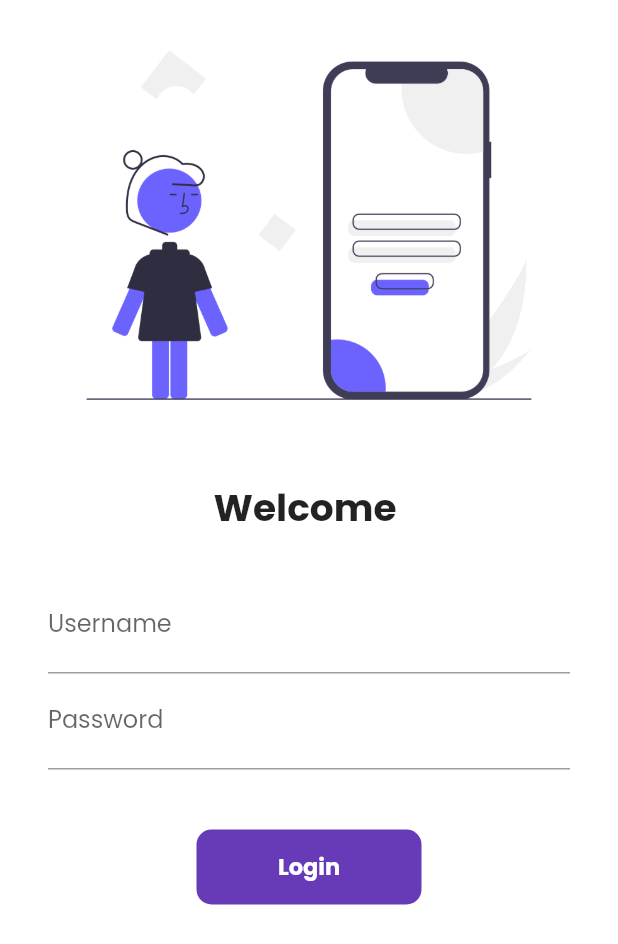
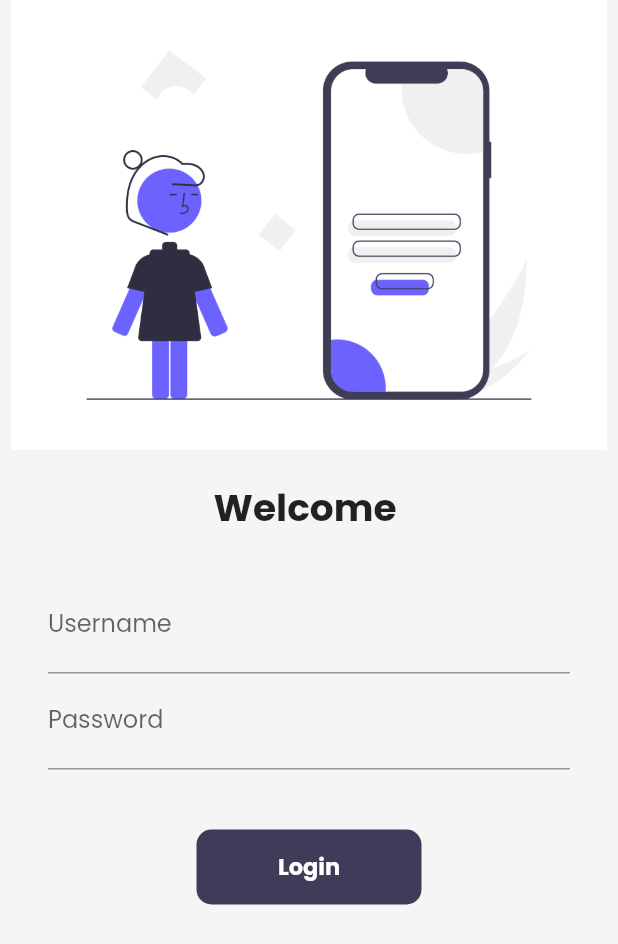
Before and after one commit to TusharPagote/flutter_catalog, a Flutter app: the LoginPage screen opened by its route, on a phone screen of 412 x 824 dp. Shown: the top 944 px of the screen. Run offline on Flutter 3.47's test engine with Material 2 defaults, Android fonts, the phone set to English and light mode, and no system bars; our stand-ins replace google_fonts, velocity_x; network calls fail.

Commit message:
day 20 completed (dark theme implemented)

```diff
--- a/lib/pages/login_page.dart
+++ b/lib/pages/login_page.dart
@@ -1,5 +1,6 @@
 import 'package:flutter/material.dart';
 import 'package:flutter_catalog/utills/routes.dart';
+import 'package:velocity_x/velocity_x.dart';
 
 class LoginPage extends StatefulWidget {
   const LoginPage({super.key});
@@ -30,7 +31,7 @@ class _LoginPageState extends State<LoginPage> {
   @override
   Widget build(BuildContext context) {
     return Scaffold(
-        backgroundColor: Colors.white,
+        backgroundColor: context.canvasColor,
         body: SingleChildScrollView(
           reverse: true,
           child: Form(
@@ -98,7 +99,7 @@ class _LoginPageState extends State<LoginPage> {
                       //   style: TextButton.styleFrom(maximumSize: Size(150, 50)),
                       // ),
                       Material(
-                        color: Colors.deepPurple,
+                        color: context.theme.buttonColor,
                         borderRadius:
                             BorderRadius.circular(changeButton ? 50 : 10),
                         child: InkWell(
--- a/lib/widgets/home_widgets/catalog_header.dart
+++ b/lib/widgets/home_widgets/catalog_header.dart
@@ -11,8 +11,8 @@ class CatalogHeader extends StatelessWidget {
     return Column(
       crossAxisAlignment: CrossAxisAlignment.start,
       children: [
-        "Catalog App".text.xl3.bold.color(MyTheme.darkBluishColor).make(),
-        "Trending Products".text.xl2.make(),
+        "Catalog App".text.xl3.bold.color(context.accentColor).make(),
+        "Trending Products".text.xl2.color(context.accentColor).make(),
       ],
     );
   }
--- a/lib/widgets/home_widgets/catalog_image.dart
+++ b/lib/widgets/home_widgets/catalog_image.dart
@@ -17,7 +17,7 @@ class CatalogImage extends StatelessWidget {
         .box
         .rounded
         .p8
-        .color(MyTheme.creamColor)
+        .color(context.canvasColor)
         .make()
         .px8()
         .py16()
--- a/lib/widgets/themes.dart
+++ b/lib/widgets/themes.dart
@@ -1,10 +1,15 @@
 import 'package:flutter/material.dart';
 import 'package:google_fonts/google_fonts.dart';
+import 'package:velocity_x/velocity_x.dart';
 
 class MyTheme {
   static ThemeData lightTheme(BuildContext context) => ThemeData(
       primarySwatch: Colors.deepPurple,
       fontFamily: GoogleFonts.poppins().fontFamily,
+      cardColor: Colors.white,
+      canvasColor: creamColor,
+      buttonColor: darkBluishColor,
+      accentColor: darkBluishColor,
       appBarTheme: AppBarTheme(
           color: Colors.white,
           elevation: 0.0,
@@ -12,10 +17,24 @@ class MyTheme {
           toolbarTextStyle: Theme.of(context).textTheme.bodyText2,
           titleTextStyle: Theme.of(context).textTheme.headline6));
 
-  static ThemeData darkTheme(BuildContext context) =>
-      ThemeData(brightness: Brightness.dark);
+  static ThemeData darkTheme(BuildContext context) => ThemeData(
+      brightness: Brightness.dark,
+      fontFamily: GoogleFonts.poppins().fontFamily,
+      cardColor: Colors.black,
+      canvasColor: darkCreamColor,
+      buttonColor: lightBluishColor,
+      accentColor: creamColor,
+      appBarTheme: AppBarTheme(
+          color: Colors.black,
+          elevation: 0.0,
+          iconTheme: IconThemeData(color: Colors.white),
+          toolbarTextStyle: Theme.of(context).textTheme.bodyText2,
+          titleTextStyle: Theme.of(context).textTheme.headline6));
 
   // Colors
   static Color creamColor = Color(0xfff5f5f5);
+  static Color darkCreamColor = Vx.gray900;
   static Color darkBluishColor = Color(0xff403b58);
+
+  static Color lightBluishColor = Vx.indigo500;
 }
```
Also changed, not shown: lib/main.dart (+6 -6 lines), lib/pages/home_detail_page.dart (+12 -12 lines), lib/pages/home_page.dart (+7 -3 lines), lib/widgets/home_widgets/catalog_list.dart (+4 -4 lines).
